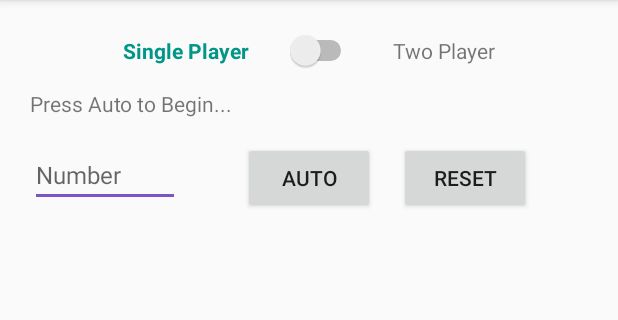
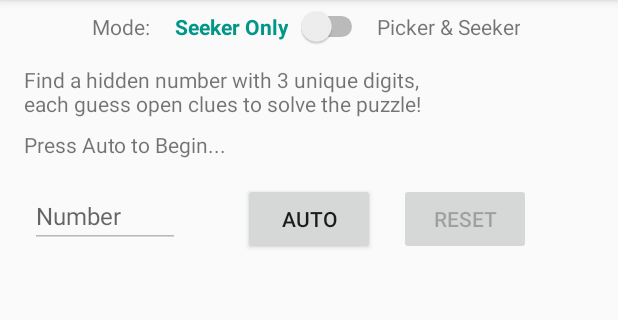
Before and after one commit to theKeval/Guesser, an Android app: the screen it shows after launch (MainActivity), on a phone screen of 412 x 824 dp, the part 84-404 px from its top. Run offline under Robolectric (Android 15) with nearby library versions, the phone set to English and light mode, and no system bars; our stand-ins replace data binding, navigation-ui; 1 statement that could not run was skipped.

Commit message:
working copy

```diff
--- a/app/src/main/java/com/thekeval/guesser/viewmodel/GameViewModel.kt
+++ b/app/src/main/java/com/thekeval/guesser/viewmodel/GameViewModel.kt
@@ -11,6 +11,10 @@ class GameViewModel: ViewModel() {
     val lstGuesses: LiveData<MutableList<GuessModel>>
         get() = _lstGuesses
 
+    private var _hideRV = MutableLiveData<Boolean>()
+    val hideRV: LiveData<Boolean>
+        get() = _hideRV
+
     init {
         // var abc = ArrayList<GuessModel>()
 //        abc.add(GuessModel("234", "1R"))
@@ -23,6 +27,12 @@ class GameViewModel: ViewModel() {
 
     fun addGuess(number: String, remark: String) {
         _lstGuesses.value?.add(GuessModel(number, remark))
+        _hideRV.value = false
+    }
+
+    fun resetGuesses() {
+        _lstGuesses.value?.clear()
+        _hideRV.value = true
     }
 
 }
--- a/app/src/main/res/layout/fragment_game.xml
+++ b/app/src/main/res/layout/fragment_game.xml
@@ -63,48 +63,48 @@
             android:id="@+id/txtSingle"
             android:layout_width="wrap_content"
             android:layout_height="wrap_content"
-            android:layout_marginTop="24dp"
-            android:layout_marginEnd="24dp"
-            android:text="Single Player"
+            android:layout_marginEnd="5dp"
+            android:text="Seeker Only"
+            android:textAlignment="center"
             android:textColor="#009688"
             android:textStyle="bold"
+            app:layout_constraintBaseline_toBaselineOf="@+id/switchMode"
             app:layout_constraintEnd_toStartOf="@+id/switchMode"
             app:layout_constraintHorizontal_bias="0.5"
-            app:layout_constraintHorizontal_chainStyle="packed"
-            app:layout_constraintStart_toStartOf="parent"
-            app:layout_constraintTop_toTopOf="parent" />
+            app:layout_constraintStart_toEndOf="@+id/txtPlayMode" />
 
         <TextView
             android:id="@+id/txtTwo"
             android:layout_width="wrap_content"
             android:layout_height="wrap_content"
-            android:layout_marginStart="24dp"
-            android:text="Two Player"
-            app:layout_constraintBottom_toBottomOf="@+id/switchMode"
+            android:layout_marginTop="8dp"
+            android:layout_marginEnd="20dp"
+            android:text="Picker &amp; Seeker"
+            android:textAlignment="center"
             app:layout_constraintEnd_toEndOf="parent"
             app:layout_constraintHorizontal_bias="0.5"
             app:layout_constraintStart_toEndOf="@+id/switchMode"
-            app:layout_constraintTop_toTopOf="@+id/switchMode" />
+            app:layout_constraintTop_toTopOf="parent" />
 
         <Switch
             android:id="@+id/switchMode"
             android:layout_width="wrap_content"
             android:layout_height="wrap_content"
-            app:layout_constraintBottom_toBottomOf="@+id/txtSingle"
+            android:layout_marginEnd="5dp"
+            app:layout_constraintBaseline_toBaselineOf="@+id/txtTwo"
             app:layout_constraintEnd_toStartOf="@+id/txtTwo"
             app:layout_constraintHorizontal_bias="0.5"
-            app:layout_constraintStart_toEndOf="@+id/txtSingle"
-            app:layout_constraintTop_toTopOf="@+id/txtSingle" />
+            app:layout_constraintStart_toEndOf="@+id/txtSingle" />
 
         <TextView
             android:id="@+id/txtStatus"
             android:layout_width="wrap_content"
             android:layout_height="wrap_content"
-            android:layout_marginStart="20dp"
-            android:layout_marginTop="16dp"
+            android:layout_marginStart="16dp"
+            android:layout_marginTop="8dp"
             android:text="Press Auto to Begin..."
             app:layout_constraintStart_toStartOf="parent"
-            app:layout_constraintTop_toBottomOf="@+id/txtSingle" />
+            app:layout_constraintTop_toBottomOf="@+id/txtGameInfo" />
 
         <LinearLayout
             android:id="@+id/linearLayout"
@@ -127,6 +127,7 @@
                     android:layout_height="wrap_content"
                     android:layout_gravity="start|center_vertical"
                     android:ems="4"
+                    android:enabled="false"
                     android:hint="Number"
                     android:inputType="number"
                     android:textSize="16sp" />
@@ -163,8 +164,34 @@
                 android:layout_height="wrap_content"
                 android:layout_marginStart="16dp"
                 android:layout_marginTop="8dp"
+                android:enabled="false"
                 android:text="Reset" />
         </LinearLayout>
+
+        <TextView
+            android:id="@+id/txtGameInfo"
+            android:layout_width="0dp"
+            android:layout_height="wrap_content"
+            android:layout_marginStart="16dp"
+            android:layout_marginTop="16dp"
+            android:layout_marginEnd="20dp"
+            android:text="Find a hidden number with 3 unique digits,\neach guess open clues to solve the puzzle!"
+            app:layout_constraintEnd_toEndOf="parent"
+            app:layout_constraintStart_toStartOf="parent"
+            app:layout_constraintTop_toBottomOf="@+id/txtSingle" />
+
+        <TextView
+            android:id="@+id/txtPlayMode"
+            android:layout_width="wrap_content"
+            android:layout_height="wrap_content"
+            android:layout_marginStart="16dp"
+            android:layout_marginEnd="16dp"
+            android:text="Mode:"
+            app:layout_constraintBaseline_toBaselineOf="@+id/txtSingle"
+            app:layout_constraintEnd_toStartOf="@+id/txtSingle"
+            app:layout_constraintHorizontal_bias="0.5"
+            app:layout_constraintHorizontal_chainStyle="packed"
+            app:layout_constraintStart_toStartOf="parent" />
 
     </androidx.constraintlayout.widget.ConstraintLayout>
 
```
Also changed, not shown: app/src/main/java/com/thekeval/guesser/ui/GameFragment.kt (+73 -10 lines).
